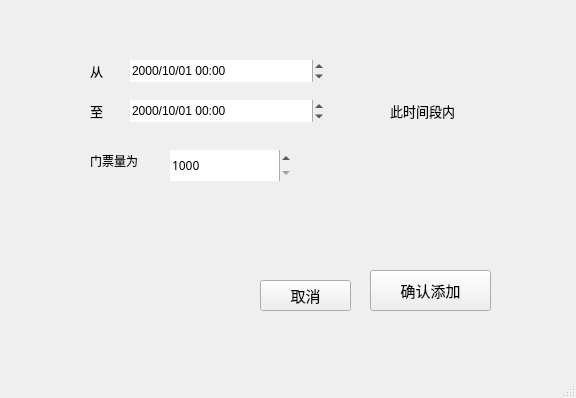
The window that SBSystemBackup/timelim.ui (iceboundx/SBSystem) describes before a commit, drawn with Qt 5.
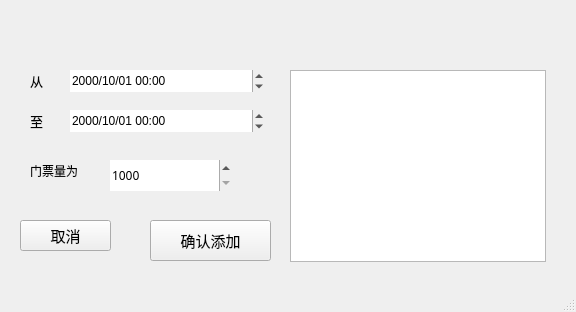
The same window after the commit.

Commit message: addsite差时间显示

```diff
--- a/SBSystemBackup/timelim.ui
+++ b/SBSystemBackup/timelim.ui
@@ -7,7 +7,7 @@
     <x>0</x>
     <y>0</y>
     <width>576</width>
-    <height>398</height>
+    <height>312</height>
    </rect>
   </property>
   <property name="windowTitle">
@@ -17,8 +17,8 @@
    <widget class="QLabel" name="label_3">
     <property name="geometry">
      <rect>
-      <x>90</x>
-      <y>150</y>
+      <x>30</x>
+      <y>160</y>
       <width>72</width>
       <height>21</height>
      </rect>
@@ -33,30 +33,11 @@
      <string>门票量为</string>
     </property>
    </widget>
-   <widget class="QLabel" name="label_7">
-    <property name="geometry">
-     <rect>
-      <x>390</x>
-      <y>100</y>
-      <width>111</width>
-      <height>21</height>
-     </rect>
-    </property>
-    <property name="font">
-     <font>
-      <family>微软雅黑</family>
-      <pointsize>10</pointsize>
-     </font>
-    </property>
-    <property name="text">
-     <string>此时间段内</string>
-    </property>
-   </widget>
    <widget class="QLabel" name="label_4">
     <property name="geometry">
      <rect>
-      <x>90</x>
-      <y>60</y>
+      <x>30</x>
+      <y>70</y>
       <width>31</width>
       <height>21</height>
      </rect>
@@ -74,8 +55,8 @@
    <widget class="QLabel" name="label_5">
     <property name="geometry">
      <rect>
-      <x>90</x>
-      <y>100</y>
+      <x>30</x>
+      <y>110</y>
       <width>72</width>
       <height>21</height>
      </rect>
@@ -93,8 +74,8 @@
    <widget class="QPushButton" name="addtimelim">
     <property name="geometry">
      <rect>
-      <x>370</x>
-      <y>270</y>
+      <x>150</x>
+      <y>220</y>
       <width>121</width>
       <height>41</height>
      </rect>
@@ -112,8 +93,8 @@
    <widget class="QSpinBox" name="ticketnum">
     <property name="geometry">
      <rect>
-      <x>170</x>
-      <y>150</y>
+      <x>110</x>
+      <y>160</y>
       <width>121</width>
       <height>31</height>
      </rect>
@@ -145,8 +126,8 @@
    <widget class="QPushButton" name="cancel">
     <property name="geometry">
      <rect>
-      <x>260</x>
-      <y>280</y>
+      <x>20</x>
+      <y>220</y>
       <width>91</width>
       <height>31</height>
      </rect>
@@ -164,8 +145,8 @@
    <widget class="QDateTimeEdit" name="begin">
     <property name="geometry">
      <rect>
-      <x>130</x>
-      <y>60</y>
+      <x>70</x>
+      <y>70</y>
       <width>194</width>
       <height>22</height>
      </rect>
@@ -180,8 +161,8 @@
    <widget class="QDateTimeEdit" name="end">
     <property name="geometry">
      <rect>
-      <x>130</x>
-      <y>100</y>
+      <x>70</x>
+      <y>110</y>
       <width>194</width>
       <height>22</height>
      </rect>
@@ -193,6 +174,16 @@
      <string>yyyy/Mm/dd HH:mm</string>
     </property>
    </widget>
+   <widget class="QListView" name="listView">
+    <property name="geometry">
+     <rect>
+      <x>290</x>
+      <y>70</y>
+      <width>256</width>
+      <height>192</height>
+     </rect>
+    </property>
+   </widget>
   </widget>
   <widget class="QStatusBar" name="statusbar"/>
  </widget>
```
The commit also changes 50 other files.
